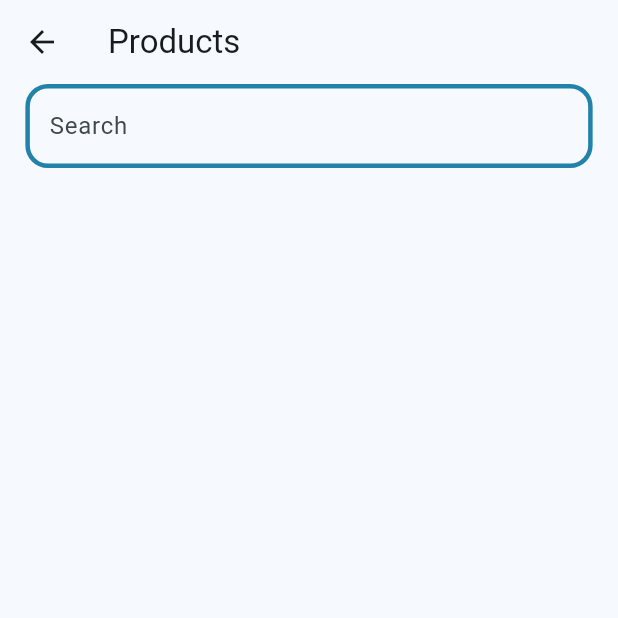
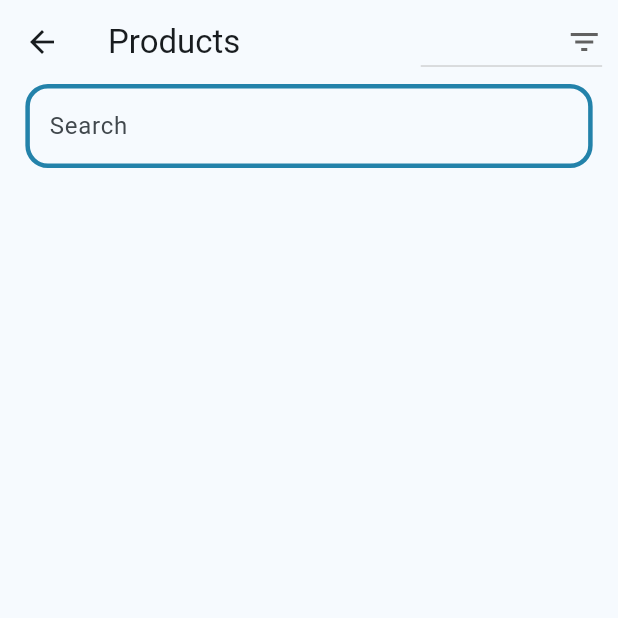
Before and after one commit to mirza-d3x/shop_management_app, a Flutter app: the ProductsScreen screen opened by its route, on a phone screen of 412 x 824 dp, the top half of it. Run offline on Flutter 3.47's test engine with Material 3 defaults, Android fonts, the phone set to English and light mode, and no system bars; our stand-ins replace bloc, cloud_firestore, equatable, firebase_auth, firebase_core, firebase_storage and 3 more; accounts and stored records are empty.

Commit message:
filter added

```diff
--- a/lib/app/features/product/ui/product_screen.dart
+++ b/lib/app/features/product/ui/product_screen.dart
@@ -17,6 +17,31 @@ class ProductsScreen extends StatelessWidget {
     return Scaffold(
       appBar: AppBar(
         title: const Text('Products'),
+        actions: [
+          DropdownButton<String>(
+            icon: const Icon(Icons.filter_list),
+            onChanged: (String? value) {
+              if (value != null) {
+                cubit.filterByAvailability(value);
+              }
+            },
+            items: const [
+              DropdownMenuItem(
+                value: 'All',
+                child: Text('All'),
+              ),
+              DropdownMenuItem(
+                value: 'true',
+                child: Text('Available'),
+              ),
+              DropdownMenuItem(
+                value: 'false',
+                child: Text('Not Available'),
+              ),
+            ],
+          ),
+          SizedBox(width: 10.w),
+        ],
       ),
       body: BlocBuilder<ProductCubit, ProductState>(
         builder: (context, state) {
```
Also changed, not shown: lib/app/features/orders/cubit/order_cubit.dart (+42 -22 lines), lib/app/features/orders/ui/orders_screen.dart (+28 -1 lines), lib/app/features/product/cubit/product_cubit.dart (+26 -10 lines).
